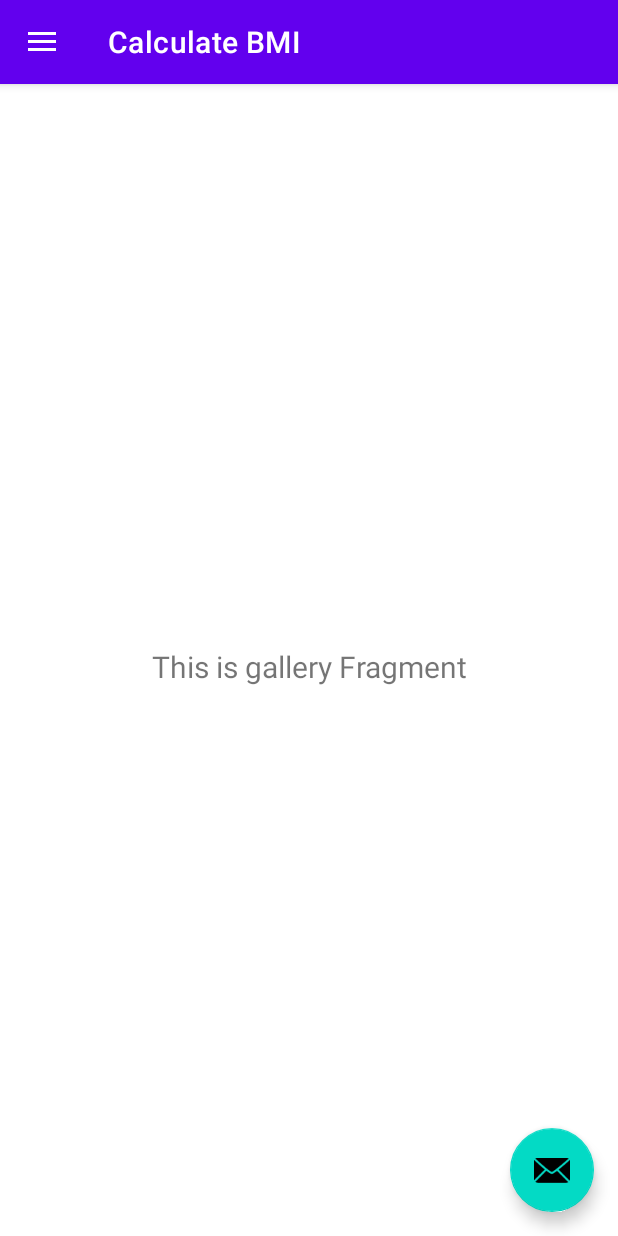
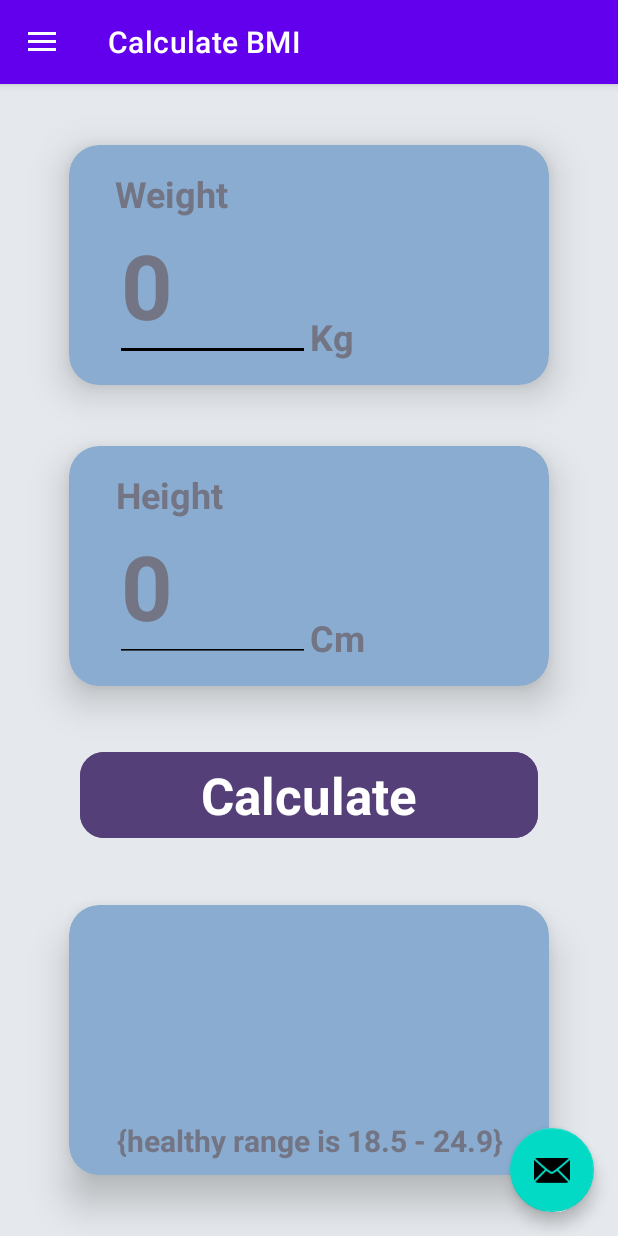
Before and after one commit to AnupaRasaputhra/FitPulse-CapstoneProject, an Android app: the screen it shows after launch (MainActivity), in the side drawer, after a tap on "Calculate BMI", on a phone screen of 412 x 824 dp. Run offline under Robolectric (Android 15) with nearby library versions, the phone set to English and light mode, and no system bars; our stand-ins replace navigation-ui.

Commit message:
#3 Implements Calculate BMI feature

```diff
--- a/FitPulse/app/src/main/java/com/example/fitpulse/MainActivity.kt
+++ b/FitPulse/app/src/main/java/com/example/fitpulse/MainActivity.kt
@@ -30,7 +30,7 @@ class MainActivity : AppCompatActivity(), SlideshowFragment.OnSubmitClickListene
 
         appBarConfiguration = AppBarConfiguration(
             setOf(
-                R.id.nav_home, R.id.set_goals, R.id.nav_gallery, R.id.nav_slideshow
+                R.id.nav_home, R.id.set_goals, R.id.nav_bmi_calculator, R.id.nav_slideshow
             ), drawerLayout
         )
         setupActionBarWithNavController(navController, appBarConfiguration)
--- /dev/null
+++ b/FitPulse/app/src/main/java/com/example/fitpulse/ui/bmi/BMIFragment.kt
@@ -0,0 +1,84 @@
+package com.example.fitpulse.ui.bmi
+
+import android.content.Context.MODE_PRIVATE
+import android.content.SharedPreferences
+import android.os.Bundle
+import android.view.LayoutInflater
+import android.view.View
+import android.view.ViewGroup
+import android.widget.Toast
+import androidx.fragment.app.Fragment
+import androidx.lifecycle.ViewModelProvider
+import com.example.fitpulse.databinding.BmiFragmentBinding
+
+class BMIFragment : Fragment() {
+    private lateinit var bmiBinding: BmiFragmentBinding
+    private lateinit var bmiViewModel: BMIViewModel
+    private lateinit var sharedPref: SharedPreferences
+    private lateinit var sharedPrefEditor: SharedPreferences.Editor
+
+    override fun onCreateView(
+        inflater: LayoutInflater,
+        container: ViewGroup?,
+        savedInstanceState: Bundle?
+    ): View? {
+        bmiBinding = BmiFragmentBinding.inflate(inflater, container, false)
+        val view = bmiBinding.root
+
+        bmiViewModel = ViewModelProvider(this).get(BMIViewModel::class.java)
+
+        bmiBinding.buttonCalculate.setOnClickListener {
+            val weight = bmiBinding.inputWeight.text.toString().toFloatOrNull()
+            val height = bmiBinding.inputHeight.text.toString().toFloatOrNull()
+
+            if (weight != null && height != null) {
+                val bmi = bmiViewModel.calculateBMI(weight, height)
+                val (bodyLevel, color) = bmiViewModel.determineBodyLevel(bmi)
+                displayResult(bmi, bodyLevel, color)
+            } else {
+                Toast.makeText(requireContext(), "Invalid input", Toast.LENGTH_SHORT).show()
+            }
+        }
+
+        sharedPref = requireActivity().getSharedPreferences("sf", MODE_PRIVATE)
+        sharedPrefEditor = sharedPref.edit()
+
+        loadSavedData()
+
+        return view
+    }
+
+    override fun onPause() {
+        super.onPause()
+
+        val weight = bmiBinding.inputWeight.text.toString()
+        val height = bmiBinding.inputHeight.text.toString()
+
+        sharedPrefEditor.apply {
+            putInt("weight_sf", weight.toInt())
+            putInt("height_sf", height.toInt())
+            commit()
+        }
+    }
+
+    override fun onResume() {
+        super.onResume()
+        loadSavedData()
+    }
+
+    private fun loadSavedData() {
+        val weightValue = sharedPref.getInt("weight_sf", 0)
+        val heightValue = sharedPref.getInt("height_sf", 0)
+
+        if (weightValue != 0 && heightValue != 0) {
+            bmiBinding.inputWeight.setText(weightValue.toString())
+            bmiBinding.inputHeight.setText(heightValue.toString())
+        }
+    }
+
+    private fun displayResult(bmi: Float, bodyLevel: String, color: Int) {
+        bmiBinding.textIndex.text = bmi.toString()
+        bmiBinding.textResult.text = bodyLevel
+        bmiBinding.textResult.setTextColor(resources.getColor(color, null))
+    }
+}
--- /dev/null
+++ b/FitPulse/app/src/main/java/com/example/fitpulse/ui/bmi/BMIViewModel.kt
@@ -0,0 +1,19 @@
+package com.example.fitpulse.ui.bmi
+
+import androidx.lifecycle.ViewModel
+import com.example.fitpulse.R
+
+class BMIViewModel : ViewModel() {
+    fun calculateBMI(weight: Float, height: Float): Float {
+        return weight / ((height / 100) * (height / 100))
+    }
+
+    fun determineBodyLevel(bmi: Float): Pair<String, Int> {
+        return when {
+            bmi < 18.50 -> Pair("Underweight", R.color.under_weight)
+            bmi in 18.50..24.99 -> Pair("Healthy", R.color.normal)
+            bmi in 25.00..29.90 -> Pair("Overweight", R.color.over_weight)
+            else -> Pair("Obese", R.color.obese)
+        }
+    }
+}
--- /dev/null
+++ b/FitPulse/app/src/main/res/drawable/bmi_calculator_icon.xml
@@ -0,0 +1,20 @@
+<?xml version="1.0" encoding="utf-8"?>
+<vector xmlns:android="http://schemas.android.com/apk/res/android"
+    android:width="24dp"
+    android:height="24dp"
+    android:viewportWidth="24"
+    android:viewportHeight="24">
+
+    <path
+        android:fillColor="#000000"
+        android:pathData="M12,2A5,5 0,0 1,17,7A5,5 0,0 1,12,12A5,5 0,0 1,7,7A5,5 0,0 1,12,2M12,14A7,7 0,0 1,19,21L5,21A7,7 0,0 1,12,14Z" />
+
+    <path
+        android:fillColor="#4CAF50"
+        android:pathData="M3,20.5V19.5C3,16.7 6.7,15 12,15C17.3,15 21,16.7 21,19.5V20.5C21,21.3 20.3,22 19.5,22H4.5C3.7,22 3,21.3 3,20.5Z" />
+
+    <path
+        android:fillColor="#FFC107"
+        android:pathData="M10,5H14V7H10V5M10,9H14V11H10V9M10,13H14V15H10V13Z" />
+
+</vector>
--- /dev/null
+++ b/FitPulse/app/src/main/res/layout/bmi_fragment.xml
@@ -0,0 +1,218 @@
+<?xml version="1.0" encoding="utf-8"?>
+<androidx.constraintlayout.widget.ConstraintLayout xmlns:android="http://schemas.android.com/apk/res/android"
+    xmlns:app="http://schemas.android.com/apk/res-auto"
+    xmlns:tools="http://schemas.android.com/tools"
+    android:layout_width="match_parent"
+    android:layout_height="match_parent"
+    android:background="@color/layout_background"
+    tools:context=".ui.bmi.BMIFragment">
+
+    <androidx.cardview.widget.CardView
+        android:id="@+id/cardWeight"
+        android:layout_width="320dp"
+        android:layout_height="160dp"
+        app:cardBackgroundColor="@color/card_background"
+        app:cardCornerRadius="20dp"
+        app:cardElevation="15dp"
+        app:layout_constraintBottom_toTopOf="@+id/cardHeight"
+        app:layout_constraintEnd_toEndOf="parent"
+        app:layout_constraintHorizontal_bias="0.5"
+        app:layout_constraintStart_toStartOf="parent"
+        app:layout_constraintTop_toTopOf="parent"
+        app:layout_constraintVertical_bias="0.5">
+
+        <androidx.constraintlayout.widget.ConstraintLayout
+            android:layout_width="match_parent"
+            android:layout_height="match_parent">
+
+            <TextView
+                android:id="@+id/textWeight"
+                android:layout_width="wrap_content"
+                android:layout_height="wrap_content"
+                android:text="@string/Weight"
+                android:textColor="@color/text_hint"
+                android:textSize="24sp"
+                android:textStyle="bold"
+                app:layout_constraintBottom_toBottomOf="parent"
+                app:layout_constraintEnd_toEndOf="parent"
+                app:layout_constraintHorizontal_bias="0.126"
+                app:layout_constraintStart_toStartOf="parent"
+                app:layout_constraintTop_toTopOf="parent"
+                app:layout_constraintVertical_bias="0.125" />
+
+            <EditText
+                android:id="@+id/inputWeight"
+                android:layout_width="130dp"
+                android:layout_height="82dp"
+                android:backgroundTint="@color/black"
+                android:ems="10"
+                android:hint="0"
+                android:inputType="number"
+                android:textColor="@color/white"
+                android:textColorHint="@color/text_hint"
+                android:textSize="60sp"
+                android:textStyle="bold"
+                app:layout_constraintBottom_toBottomOf="parent"
+                app:layout_constraintEnd_toEndOf="parent"
+                app:layout_constraintHorizontal_bias="0.163"
+                app:layout_constraintStart_toStartOf="parent"
+                app:layout_constraintTop_toTopOf="parent"
+                app:layout_constraintVertical_bias="0.794" />
+
+            <TextView
+                android:id="@+id/textKg"
+                android:layout_width="wrap_content"
+                android:layout_height="wrap_content"
+                android:text="@string/kg"
+                android:textColor="@color/text_hint"
+                android:textSize="24sp"
+                android:textStyle="bold"
+                app:layout_constraintBottom_toBottomOf="parent"
+                app:layout_constraintEnd_toEndOf="parent"
+                app:layout_constraintHorizontal_bias="0.553"
+                app:layout_constraintStart_toStartOf="parent"
+                app:layout_constraintTop_toTopOf="parent"
+                app:layout_constraintVertical_bias="0.875" />
+        </androidx.constraintlayout.widget.ConstraintLayout>
+    </androidx.cardview.widget.CardView>
+
+    <androidx.cardview.widget.CardView
+        android:id="@+id/cardHeight"
+        android:layout_width="320dp"
+        android:layout_height="160dp"
+        app:cardBackgroundColor="@color/card_background"
+        app:cardCornerRadius="20dp"
+        app:cardElevation="15dp"
+        app:layout_constraintBottom_toTopOf="@+id/buttonCalculate"
+        app:layout_constraintEnd_toEndOf="parent"
+        app:layout_constraintHorizontal_bias="0.5"
+        app:layout_constraintStart_toStartOf="parent"
+        app:layout_constraintTop_toBottomOf="@+id/cardWeight"
+        app:layout_constraintVertical_bias="0.5">
+
+        <androidx.constraintlayout.widget.ConstraintLayout
+            android:layout_width="match_parent"
+            android:layout_height="match_parent">
+
+            <TextView
+                android:id="@+id/textHeight"
+                android:layout_width="wrap_content"
+                android:layout_height="wrap_content"
+                android:text="@string/height"
+                android:textColor="@color/text_hint"
+                android:textSize="24sp"
+                android:textStyle="bold"
+                app:layout_constraintBottom_toBottomOf="parent"
+                app:layout_constraintEnd_toEndOf="parent"
+                app:layout_constraintHorizontal_bias="0.126"
+                app:layout_constraintStart_toStartOf="parent"
+                app:layout_constraintTop_toTopOf="parent"
+                app:layout_constraintVertical_bias="0.125" />
+
+            <EditText
+                android:id="@+id/inputHeight"
+                android:layout_width="130dp"
+                android:layout_height="82dp"
+                android:backgroundTint="@color/black"
+                android:ems="10"
+                android:hint="0"
+                android:inputType="number"
+                android:textColor="@color/white"
+                android:textColorHint="@color/text_hint"
+                android:textSize="60sp"
+                android:textStyle="bold"
+                app:layout_constraintBottom_toBottomOf="parent"
+                app:layout_constraintEnd_toEndOf="parent"
+                app:layout_constraintHorizontal_bias="0.163"
+                app:layout_constraintStart_toStartOf="parent"
+                app:layout_constraintTop_toTopOf="parent"
+                app:layout_constraintVertical_bias="0.794" />
+
+            <TextView
+                android:id="@+id/textCm"
+                android:layout_width="wrap_content"
+                android:layout_height="wrap_content"
+                android:text="@string/cm"
+                android:textColor="@color/text_hint"
+                android:textSize="24sp"
+                android:textStyle="bold"
+                app:layout_constraintBottom_toBottomOf="parent"
+                app:layout_constraintEnd_toEndOf="parent"
+                app:layout_constraintHorizontal_bias="0.568"
+                app:layout_constraintStart_toStartOf="parent"
+                app:layout_constraintTop_toTopOf="parent"
+                app:layout_constraintVertical_bias="0.875" />
+        </androidx.constraintlayout.widget.ConstraintLayout>
+    </androidx.cardview.widget.CardView>
+
+    <Button
+        android:id="@+id/buttonCalculate"
+        style="@style/Widget.Material3.Button"
+        android:layout_width="305dp"
+        android:layout_height="65dp"
+        android:backgroundTint="@color/button_bg"
+        android:elevation="20dp"
+        android:text="@string/calculate"
+        android:textColor="@color/white"
+        android:textSize="34sp"
+        android:textStyle="bold"
+        app:cornerRadius="16dp"
+        app:layout_constraintBottom_toTopOf="@+id/cardResult"
+        app:layout_constraintEnd_toEndOf="parent"
+        app:layout_constraintHorizontal_bias="0.5"
+        app:layout_constraintStart_toStartOf="parent"
+        app:layout_constraintTop_toBottomOf="@+id/cardHeight"
+        app:layout_constraintVertical_bias="0.5" />
+
+    <androidx.cardview.widget.CardView
+        android:id="@+id/cardResult"
+        android:layout_width="320dp"
+        android:layout_height="180dp"
+        app:cardBackgroundColor="@color/card_background"
+        app:cardCornerRadius="20dp"
+        app:cardElevation="15dp"
+        app:layout_constraintBottom_toBottomOf="parent"
+        app:layout_constraintEnd_toEndOf="parent"
+        app:layout_constraintHorizontal_bias="0.5"
+        app:layout_constraintStart_toStartOf="parent"
+        app:layout_constraintTop_toBottomOf="@+id/buttonCalculate"
+        app:layout_constraintVertical_bias="0.5">
+
+        <LinearLayout
+            android:layout_width="match_parent"
+            android:layout_height="match_parent"
+            android:gravity="center"
+            android:orientation="vertical">
+
+            <TextView
+                android:id="@+id/textIndex"
+                android:layout_width="match_parent"
+                android:layout_height="wrap_content"
+                android:textAlignment="center"
+                android:textColor="@color/white"
+                android:textSize="60sp"
+                android:textStyle="bold" />
+
+            <TextView
+                android:id="@+id/textResult"
+                android:layout_width="match_parent"
+                android:layout_height="wrap_content"
+                android:textAlignment="center"
+                android:textColor="@android:color/holo_green_dark"
+                android:textSize="40sp"
+                android:textStyle="bold" />
+
+            <TextView
+                android:id="@+id/textInfo"
+                android:layout_width="match_parent"
+                android:layout_height="wrap_content"
+                android:text="@string/healthy_range"
+                android:textAlignment="center"
+                android:textColor="@color/text_hint"
+                android:textSize="20sp"
+                android:textStyle="bold" />
+        </LinearLayout>
+
+    </androidx.cardview.widget.CardView>
+
+</androidx.constraintlayout.widget.ConstraintLayout>
--- a/FitPulse/app/src/main/res/layout/nav_header_main.xml
+++ b/FitPulse/app/src/main/res/layout/nav_header_main.xml
@@ -24,12 +24,7 @@
         android:layout_width="match_parent"
         android:layout_height="wrap_content"
         android:paddingTop="@dimen/nav_header_vertical_spacing"
-        android:text="@string/nav_header_title"
+        android:text="@string/fit_pulse"
         android:textAppearance="@style/TextAppearance.AppCompat.Body1" />
 
-    <TextView
-        android:id="@+id/textView"
-        android:layout_width="wrap_content"
-        android:layout_height="wrap_content"
-        android:text="@string/nav_header_subtitle" />
 </LinearLayout>
--- a/FitPulse/app/src/main/res/menu/activity_main_drawer.xml
+++ b/FitPulse/app/src/main/res/menu/activity_main_drawer.xml
@@ -13,9 +13,9 @@
             android:icon="@drawable/ic_target"
             android:title="@string/menu_target" />
         <item
-            android:id="@+id/nav_gallery"
-            android:icon="@drawable/ic_menu_gallery"
-            android:title="@string/menu_gallery" />
+            android:id="@+id/nav_bmi_calculator"
+            android:icon="@drawable/bmi_calculator_icon"
+            android:title="@string/menu_bmi" />
         <item
             android:id="@+id/nav_slideshow"
             android:icon="@drawable/ic_menu_slideshow"
--- a/FitPulse/app/src/main/res/navigation/mobile_navigation.xml
+++ b/FitPulse/app/src/main/res/navigation/mobile_navigation.xml
@@ -18,10 +18,10 @@
         tools:layout="@layout/fragment_setgoals" />
 
     <fragment
-        android:id="@+id/nav_gallery"
-        android:name="com.example.fitpulse.ui.gallery.GalleryFragment"
-        android:label="@string/menu_gallery"
-        tools:layout="@layout/fragment_gallery" />
+        android:id="@+id/nav_bmi_calculator"
+        android:name="com.example.fitpulse.ui.bmi.BMIFragment"
+        android:label="@string/menu_bmi"
+        tools:layout="@layout/bmi_fragment" />
 
     <fragment
         android:id="@+id/nav_slideshow"
--- a/FitPulse/app/src/main/res/values/colors.xml
+++ b/FitPulse/app/src/main/res/values/colors.xml
@@ -7,4 +7,14 @@
     <color name="teal_700">#FF018786</color>
     <color name="black">#FF000000</color>
     <color name="white">#FFFFFFFF</color>
+
+    <color name="layout_background">#E5E9ED</color>
+    <color name="card_background">#89ACD0</color>
+    <color name="text_hint">#737584</color>
+    <color name="button_bg">#543F79</color>
+
+    <color name="under_weight">#855713</color>
+    <color name="normal">#4CAF50</color>
+    <color name="over_weight">#A9433C</color>
+    <color name="obese">#F44336</color>
 </resources>
--- a/FitPulse/app/src/main/res/values/strings.xml
+++ b/FitPulse/app/src/main/res/values/strings.xml
@@ -9,7 +9,7 @@
     <string name="action_settings">Settings</string>
     <string name="menu_target">Set Goals</string>
     <string name="menu_home">Home</string>
-    <string name="menu_gallery">Calculate BMI </string>
+    <string name="menu_bmi">Calculate BMI </string>
     <string name="menu_slideshow">Calculate Calories</string>
     <string name="hello_blank_fragment">Hello blank fragment</string>
     <string name="age">Age</string>
@@ -23,4 +23,9 @@
     <string name="Heightincm">Height (in feet inch)</string>
     <string name="WeightinKg">Weight in Kg</string>
     <string name="HeightInMeters">Height in Meter</string>
+    <string name="healthy_range">{healthy range is 18.5 - 24.9}</string>
+    <string name="calculate">Calculate</string>
+    <string name="cm">Cm</string>
+    <string name="kg">Kg</string>
+    <string name="fit_pulse">Fit Pulse</string>
 </resources>
```
Also changed, not shown: 1 other file.
